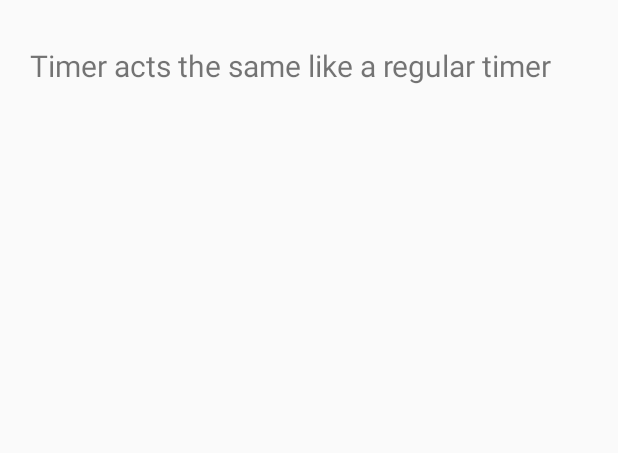
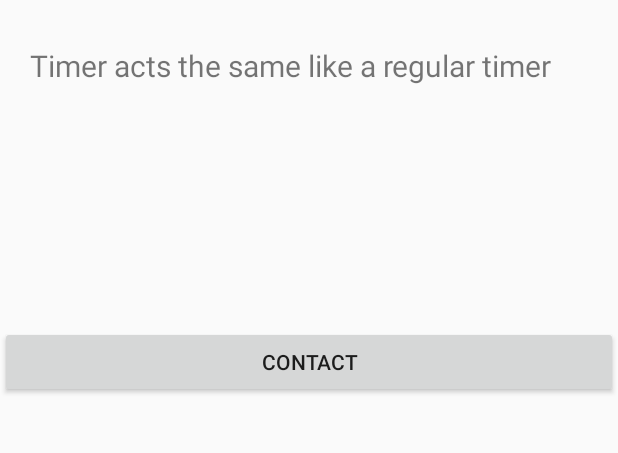
Before and after one commit to xinshuoLei/Desperalarm, an Android app: the layout about.xml on its own in the app's theme, with its tools: preview values and no code run, on a phone screen of 412 x 824 dp, the part 592-1045 px from its top. Run offline under Robolectric (Android 15) with nearby library versions, the phone set to English and light mode, and no system bars.

Commit message:
helper updated

```diff
--- a/new_DesperAlarm/app/src/main/AndroidManifest.xml
+++ b/new_DesperAlarm/app/src/main/AndroidManifest.xml
@@ -26,7 +26,7 @@
 
         <activity android:name="com.example.desperalarm.activities.RingActivity">
         </activity>
-        <activity android:name="com.example.desperalarm.activities.Help"
+        <activity android:name="com.example.desperalarm.activities.About"
             android:parentActivityName=".activities.MainActivity">
             <intent-filter>
                 <action android:name="android.intent.action.DEFAULT" />
--- a/new_DesperAlarm/app/src/main/java/com/example/desperalarm/activities/Help.java
+++ /dev/null
@@ -1,20 +0,0 @@
-package com.example.desperalarm.activities;
-
-import android.os.Bundle;
-
-import androidx.appcompat.app.AppCompatActivity;
-
-import com.example.desperalarm.R;
-
-/**
-* The class for help screen.
-*/
-public class Help extends AppCompatActivity {
-    @Override
-    protected void onCreate(Bundle savedInstanceState) {
-        super.onCreate(savedInstanceState);
-        setContentView(R.layout.help);
-
-        //TO-DO: add button direct to gmail that can send us developer suggestion to improve this app
-    }
-}
--- a/new_DesperAlarm/app/src/main/java/com/example/desperalarm/alarmslist/StartFragment.java
+++ b/new_DesperAlarm/app/src/main/java/com/example/desperalarm/alarmslist/StartFragment.java
@@ -14,8 +14,7 @@ import androidx.navigation.Navigation;
 
 import com.example.desperalarm.R;
 import com.example.desperalarm.activities.DesperAlarm;
-import com.example.desperalarm.activities.Help;
-import com.example.desperalarm.activities.MainActivity;
+import com.example.desperalarm.activities.About;
 import com.example.desperalarm.activities.Timer;
 
 public class StartFragment extends Fragment {
@@ -32,11 +31,11 @@ public class StartFragment extends Fragment {
             }
         });
         // navigation to help
-        Button helpButton = view.findViewById(R.id.help);
+        Button helpButton = view.findViewById(R.id.about);
         helpButton.setOnClickListener(new View.OnClickListener() {
             @Override
             public void onClick(View view) {
-                Intent helpIntent = new Intent(getActivity(), Help.class);
+                Intent helpIntent = new Intent(getActivity(), About.class);
                 startActivity(helpIntent);
             }
         });
--- a/new_DesperAlarm/app/src/main/res/layout/help.xml
+++ b/new_DesperAlarm/app/src/main/res/layout/about.xml
@@ -40,4 +40,11 @@ answer some question to turn off the alarm"
         android:text="Timer acts the same like a regular timer"
         android:textAlignment="viewStart"
         android:textSize="20dp" />
+
+    <Button
+        android:id="@+id/send"
+        android:layout_width="match_parent"
+        android:layout_height="wrap_content"
+        android:layout_marginTop="160dp"
+        android:text="Contact" />
 </LinearLayout>
--- a/new_DesperAlarm/app/src/main/res/layout/fragment_start.xml
+++ b/new_DesperAlarm/app/src/main/res/layout/fragment_start.xml
@@ -48,12 +48,12 @@
         android:textStyle="bold" />
 
     <Button
-        android:id="@+id/help"
+        android:id="@+id/about"
         android:layout_width="match_parent"
         android:layout_height="70dp"
         android:layout_marginHorizontal="20dp"
         android:layout_marginTop="8dp"
-        android:text="Help"
+        android:text="about"
         android:textSize="20dp"
         android:textStyle="bold" />
 
```
Also changed, not shown: new_DesperAlarm/app/src/main/java/com/example/desperalarm/activities/About.java (added, +41 -0 lines).
